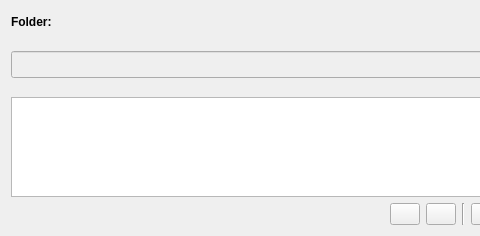
This is recordwords.ui in davidlamhauge/daspelling as Qt 5 draws it before an edit; both pictures show x 0 to 480 and y 0 to 236 of the 1022 by 236 pixel window. The edited form follows.
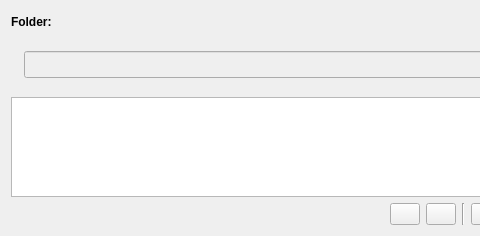
This is the edited form. Icons and pictures are not drawn.

Commit message: Selection and wave works. Cannot save selection yet.

```diff
--- a/recordwords.ui
+++ b/recordwords.ui
@@ -70,6 +70,13 @@
    </item>
    <item>
     <layout class="QHBoxLayout" name="horizontalLayout">
+     <item>
+      <widget class="QLabel" name="labLength">
+       <property name="text">
+        <string/>
+       </property>
+      </widget>
+     </item>
      <item>
       <widget class="QLineEdit" name="leWordPrefix">
        <property name="enabled">
```
The commit also changes 2 other files.
